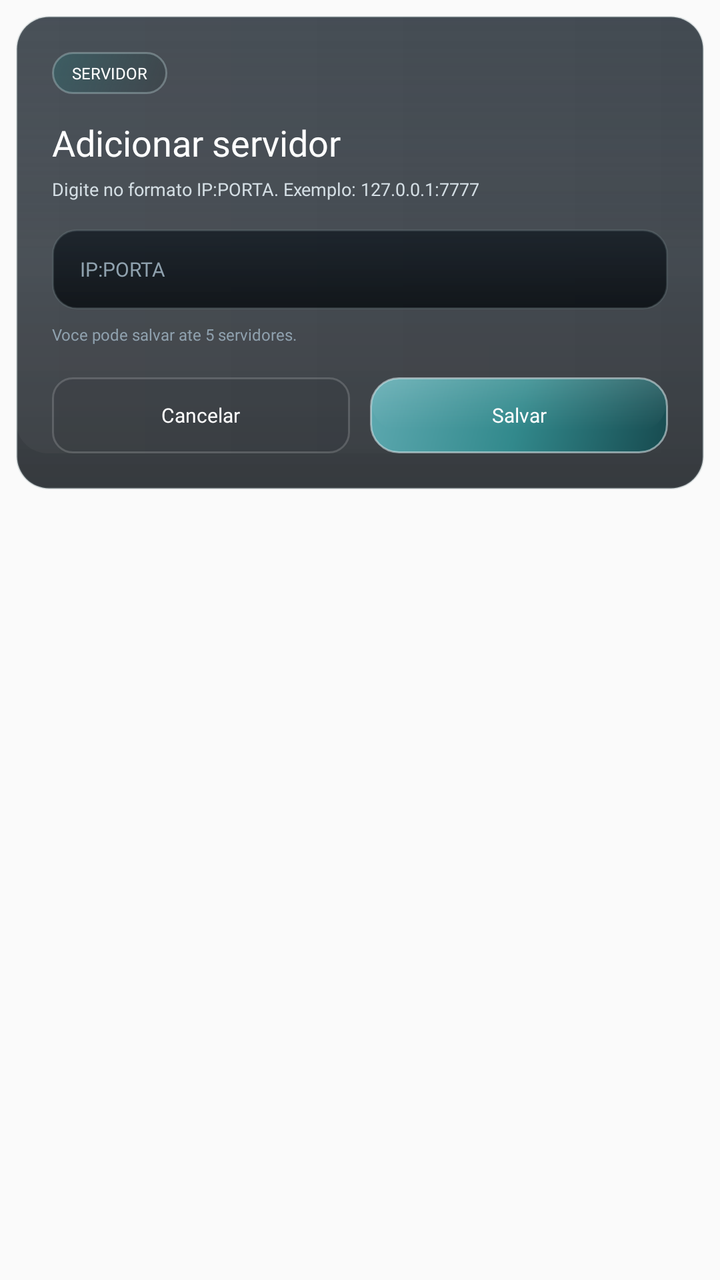
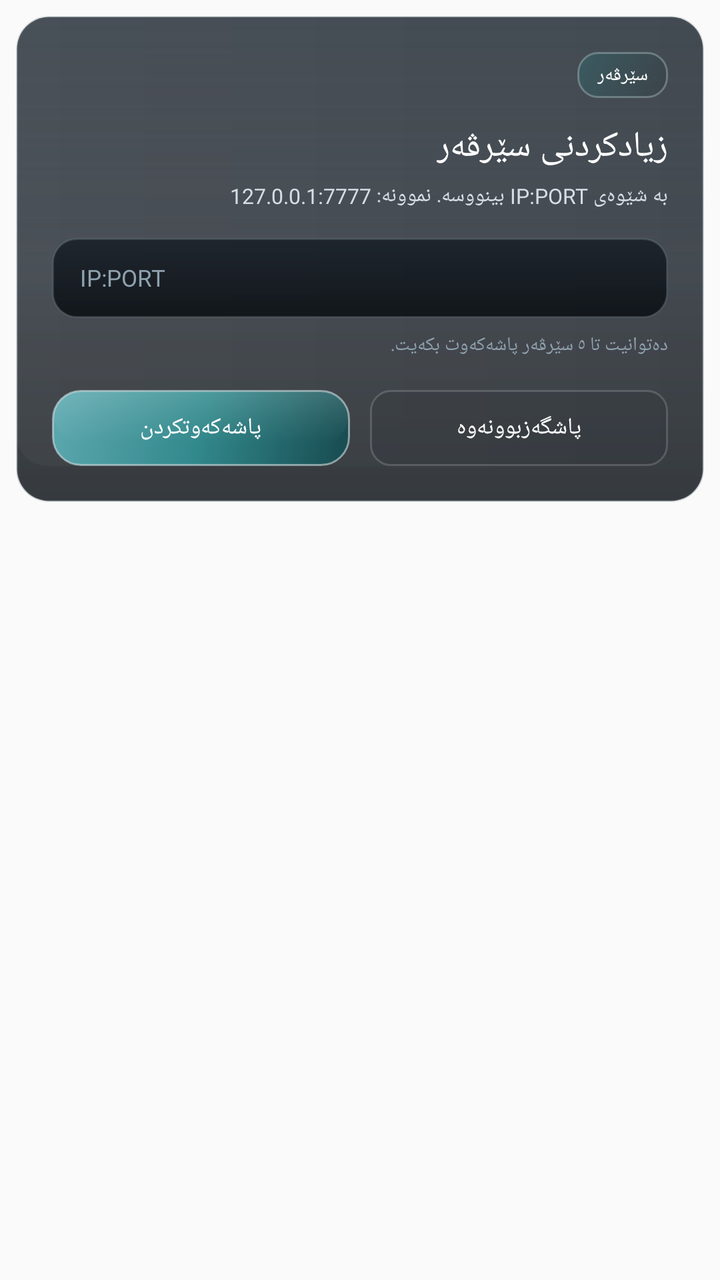

Two renders of the same Android screen: before a commit and after it. Below are the layout's source before the change and the commit's diff.
<!-- AndroidManifest.xml: application theme Theme.AppCompat.Light.NoActionBar.FullScreen -->
<!-- res/layout/dialog_add_server.xml -->
<?xml version="1.0" encoding="utf-8"?>
<FrameLayout xmlns:android="http://schemas.android.com/apk/res/android"
    android:layout_width="match_parent"
    android:layout_height="wrap_content"
    android:padding="8dp">

    <LinearLayout
        android:layout_width="match_parent"
        android:layout_height="wrap_content"
        android:background="@drawable/home_panel_surface"
        android:orientation="vertical"
        android:padding="18dp">

        <TextView
            android:layout_width="wrap_content"
            android:layout_height="wrap_content"
            android:background="@drawable/home_news_badge"
            android:fontFamily="@font/montserrat_bold"
            android:paddingStart="10dp"
            android:paddingTop="5dp"
            android:paddingEnd="10dp"
            android:paddingBottom="5dp"
            android:text="Servidor"
            android:textAllCaps="true"
            android:textColor="@android:color/white"
            android:textSize="8sp" />

        <TextView
            android:layout_width="wrap_content"
            android:layout_height="wrap_content"
            android:layout_marginTop="12dp"
            android:fontFamily="@font/montserrat_black"
            android:text="Adicionar servidor"
            android:textColor="@android:color/white"
            android:textSize="18sp" />

        <TextView
            android:layout_width="wrap_content"
            android:layout_height="wrap_content"
            android:layout_marginTop="5dp"
            android:fontFamily="@font/montserrat_medium"
            android:text="Digite no formato IP:PORTA. Exemplo: 127.0.0.1:7777"
            android:textColor="@color/launcher_text_secondary"
            android:textSize="9sp" />

        <EditText
            android:id="@+id/dialog_server_input"
            android:layout_width="match_parent"
            android:layout_height="40dp"
            android:layout_marginTop="14dp"
            android:background="@drawable/launcher_field_surface_dark"
            android:fontFamily="@font/montserrat_bold"
            android:hint="IP:PORTA"
            android:imeOptions="actionDone|flagNoExtractUi"
            android:paddingStart="14dp"
            android:paddingEnd="14dp"
            android:singleLine="true"
            android:textColor="@android:color/white"
            android:textColorHint="@color/launcher_text_muted"
            android:textSize="10sp" />

        <TextView
            android:id="@+id/dialog_server_limit"
            android:layout_width="wrap_content"
            android:layout_height="wrap_content"
            android:layout_marginTop="7dp"
            android:fontFamily="@font/montserrat_medium"
            android:text="Voce pode salvar ate 5 servidores."
            android:textColor="@color/launcher_text_muted"
            android:textSize="8sp" />

        <LinearLayout
            android:layout_width="match_parent"
            android:layout_height="wrap_content"
            android:layout_marginTop="16dp"
            android:orientation="horizontal">

            <TextView
                android:id="@+id/dialog_server_cancel"
                android:layout_width="0dp"
                android:layout_height="38dp"
                android:layout_weight="1"
                android:background="@drawable/home_action_text_button"
                android:fontFamily="@font/montserrat_bold"
                android:gravity="center"
                android:text="Cancelar"
                android:textColor="@android:color/white"
                android:textSize="10sp" />

            <TextView
                android:id="@+id/dialog_server_save"
                android:layout_width="0dp"
                android:layout_height="38dp"
                android:layout_marginStart="10dp"
                android:layout_weight="1"
                android:background="@drawable/home_server_select_button"
                android:fontFamily="@font/montserrat_bold"
                android:gravity="center"
                android:text="Salvar"
                android:textColor="@android:color/white"
                android:textSize="10sp" />
        </LinearLayout>
    </LinearLayout>

</FrameLayout>
<!-- resources referenced by this layout -->
<resources>
  <color name="launcher_text_muted">#8FA1AE</color>
  <color name="launcher_text_secondary">#D4DEE4</color>
  <!-- drawable home_action_text_button (drawable) -->
  <?xml version="1.0" encoding="utf-8"?>
  <shape xmlns:android="http://schemas.android.com/apk/res/android"
      android:shape="rectangle">
      <solid android:color="#140F141A" />
      <corners android:radius="10dp" />
      <stroke
          android:width="1dp"
          android:color="#2AFFFFFF" />
  </shape>
  <!-- drawable home_news_badge (drawable) -->
  <?xml version="1.0" encoding="utf-8"?>
  <shape xmlns:android="http://schemas.android.com/apk/res/android"
      android:shape="rectangle">
      <gradient
          android:angle="315"
          android:startColor="#6C2D6F73"
          android:endColor="#33192325" />
      <corners android:radius="10dp" />
      <stroke
          android:width="1dp"
          android:color="#5DBBD4D5" />
  </shape>
  <!-- drawable home_server_select_button (drawable) -->
  <?xml version="1.0" encoding="utf-8"?>
  <layer-list xmlns:android="http://schemas.android.com/apk/res/android">
      <item android:top="2dp">
          <shape android:shape="rectangle">
              <solid android:color="#50101920" />
              <corners android:radius="14dp" />
          </shape>
      </item>
      <item>
          <shape android:shape="rectangle">
              <gradient
                  android:angle="315"
                  android:startColor="#5EA9B0"
                  android:centerColor="@color/launcher_accent_teal"
                  android:endColor="@color/launcher_accent_teal_dark" />
              <corners android:radius="14dp" />
              <stroke
                  android:width="1dp"
                  android:color="#92DAE8EC" />
          </shape>
      </item>
      <item
          android:left="1dp"
          android:top="1dp"
          android:right="1dp"
          android:bottom="12dp">
          <shape android:shape="rectangle">
              <gradient
                  android:angle="270"
                  android:startColor="#24EFFFFF"
                  android:centerColor="#10FFFFFF"
                  android:endColor="#00FFFFFF" />
              <corners android:radius="13dp" />
          </shape>
      </item>
  </layer-list>
  <!-- drawable launcher_field_surface_dark (drawable) -->
  <?xml version="1.0" encoding="utf-8"?>
  <shape xmlns:android="http://schemas.android.com/apk/res/android"
      android:shape="rectangle">
      <gradient
          android:angle="270"
          android:startColor="#C9121A22"
          android:endColor="#D2070B0F" />
      <corners android:radius="12dp" />
      <stroke
          android:width="1dp"
          android:color="@color/launcher_border_soft" />
  </shape>
  <style name="Theme.AppCompat.Light.NoActionBar.FullScreen" parent="@style/Theme.AppCompat.Light.NoActionBar">
          <item name="android:windowNoTitle">true</item>
          <item name="android:windowActionBar">false</item>
          <item name="android:windowFullscreen">true</item>
          <item name="android:windowContentOverlay">@null</item>
          <item name="android:windowLayoutInDisplayCutoutMode">shortEdges</item>
      </style>
  <color name="launcher_panel_top">#E71B242D</color>
  <color name="launcher_panel_bottom">#D00A0F14</color>
  <color name="launcher_border_soft">#42798A91</color>
  <color name="launcher_accent_teal">#32898C</color>
  <color name="launcher_accent_teal_dark">#174A4F</color>
  <!-- unchanged entries left out for length: 1 -->
</resources>

<!-- the commit's change to res/layout/dialog_add_server.xml (unified diff, before → after) -->
@@ -2,6 +2,7 @@
 <FrameLayout xmlns:android="http://schemas.android.com/apk/res/android"
     android:layout_width="match_parent"
     android:layout_height="wrap_content"
+    android:layoutDirection="rtl"
     android:padding="8dp">
 
     <LinearLayout
@@ -20,17 +21,17 @@
             android:paddingTop="5dp"
             android:paddingEnd="10dp"
             android:paddingBottom="5dp"
-            android:text="Servidor"
+            android:text="سێرڤەر"
             android:textAllCaps="true"
             android:textColor="@android:color/white"
-            android:textSize="8sp" />
+            android:textSize="9.5sp" />
 
         <TextView
             android:layout_width="wrap_content"
             android:layout_height="wrap_content"
             android:layout_marginTop="12dp"
             android:fontFamily="@font/montserrat_black"
-            android:text="Adicionar servidor"
+            android:text="زیادکردنی سێرڤەر"
             android:textColor="@android:color/white"
             android:textSize="18sp" />
 
@@ -39,9 +40,9 @@
             android:layout_height="wrap_content"
             android:layout_marginTop="5dp"
             android:fontFamily="@font/montserrat_medium"
-            android:text="Digite no formato IP:PORTA. Exemplo: 127.0.0.1:7777"
+            android:text="بە شێوەی IP:PORT بینووسە. نموونە: 127.0.0.1:7777"
             android:textColor="@color/launcher_text_secondary"
-            android:textSize="9sp" />
+            android:textSize="10.5sp" />
 
         <EditText
             android:id="@+id/dialog_server_input"
@@ -50,14 +51,16 @@
             android:layout_marginTop="14dp"
             android:background="@drawable/launcher_field_surface_dark"
             android:fontFamily="@font/montserrat_bold"
-            android:hint="IP:PORTA"
+            android:hint="IP:PORT"
+            android:textDirection="ltr"
+            android:gravity="start|center_vertical"
             android:imeOptions="actionDone|flagNoExtractUi"
             android:paddingStart="14dp"
             android:paddingEnd="14dp"
             android:singleLine="true"
             android:textColor="@android:color/white"
             android:textColorHint="@color/launcher_text_muted"
-            android:textSize="10sp" />
+            android:textSize="11.5sp" />
 
         <TextView
             android:id="@+id/dialog_server_limit"
@@ -65,9 +68,9 @@
             android:layout_height="wrap_content"
             android:layout_marginTop="7dp"
             android:fontFamily="@font/montserrat_medium"
-            android:text="Voce pode salvar ate 5 servidores."
+            android:text="دەتوانیت تا ٥ سێرڤەر پاشەکەوت بکەیت."
             android:textColor="@color/launcher_text_muted"
-            android:textSize="8sp" />
+            android:textSize="9.5sp" />
 
         <LinearLayout
             android:layout_width="match_parent"
@@ -83,9 +86,9 @@
                 android:background="@drawable/home_action_text_button"
                 android:fontFamily="@font/montserrat_bold"
                 android:gravity="center"
-                android:text="Cancelar"
+                android:text="پاشگەزبوونەوە"
                 android:textColor="@android:color/white"
-                android:textSize="10sp" />
+                android:textSize="11.5sp" />
 
             <TextView
                 android:id="@+id/dialog_server_save"
@@ -96,9 +99,9 @@
                 android:background="@drawable/home_server_select_button"
                 android:fontFamily="@font/montserrat_bold"
                 android:gravity="center"
-                android:text="Salvar"
+                android:text="پاشەکەوتکردن"
                 android:textColor="@android:color/white"
-                android:textSize="10sp" />
+                android:textSize="11.5sp" />
         </LinearLayout>
     </LinearLayout>
 
